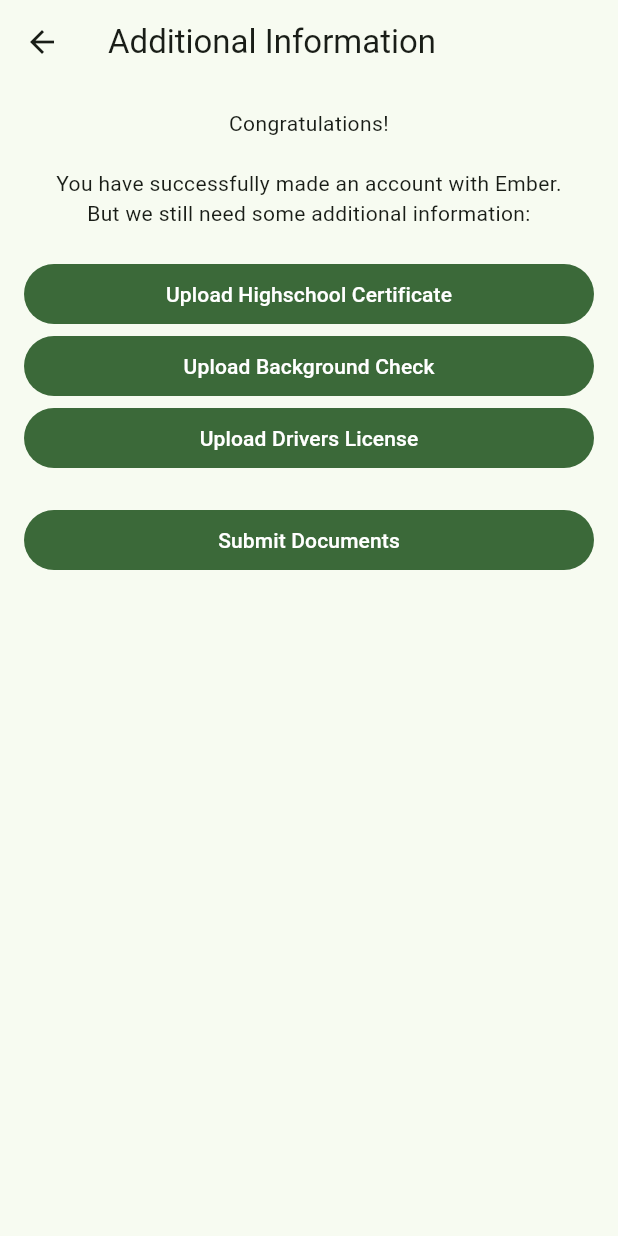
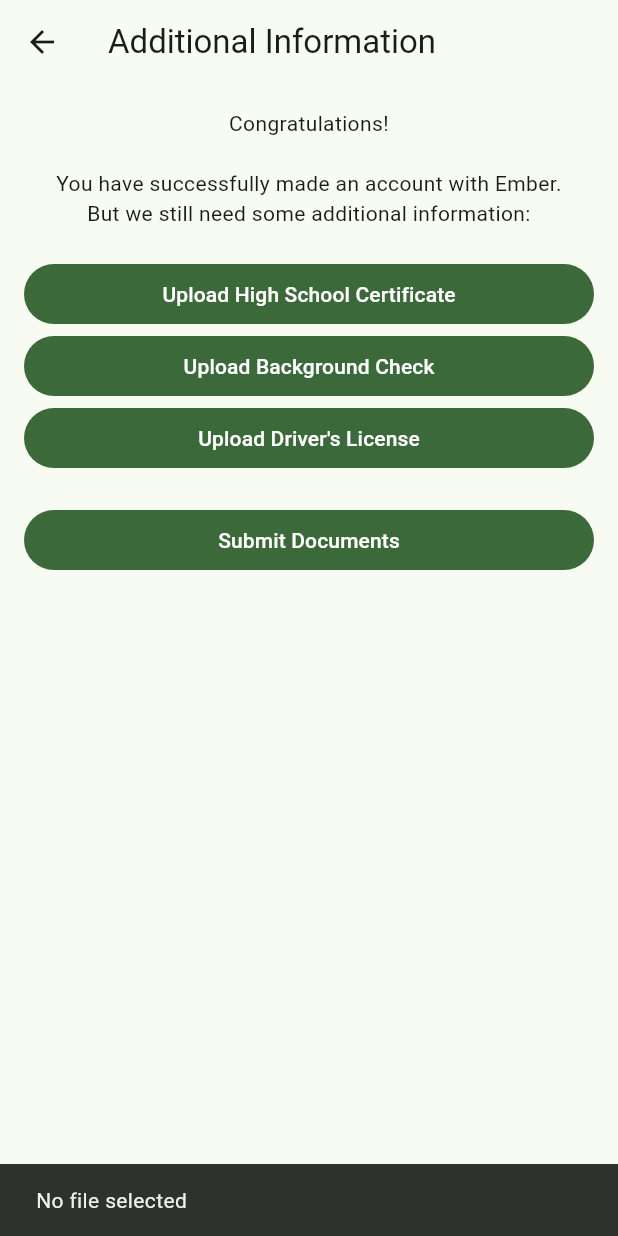
Before and after one commit to jyarala01/sub_app, a Flutter app: the MoreInfoView screen opened by its route, after a tap on "Upload Background Check", on a phone screen of 412 x 824 dp. Run offline on Flutter 3.47's test engine with Material 3 defaults, Android fonts, the phone set to English and light mode, and no system bars; our stand-ins replace file_picker.

Commit message:
added functionality to insert files for high school certificate, background check, and ID

```diff
--- a/lib/main.dart
+++ b/lib/main.dart
@@ -1,4 +1,5 @@
 import 'package:flutter/material.dart';
+import 'package:file_picker/file_picker.dart';
 
 // main flutter function
 void main() {
@@ -71,7 +72,59 @@ class SignUpView extends StatelessWidget {
   }
 }
 
-class MoreInfoView extends StatelessWidget {
+
+class MoreInfoView extends StatefulWidget {
+  @override
+  _MoreInfoViewState createState() => _MoreInfoViewState();
+}
+
+class _MoreInfoViewState extends State<MoreInfoView> {
+  String? highSchoolCertificatePath;
+  String? backgroundCheckPath;
+  String? driversLicensePath;
+
+  Future<void> pickFile(String documentType) async {
+    FilePickerResult? result = await FilePicker.platform.pickFiles();
+    if (result != null && result.files.single.path != null) {
+      setState(() {
+        if (documentType == 'HighSchoolCertificate') {
+          highSchoolCertificatePath = result.files.single.path;
+        } else if (documentType == 'BackgroundCheck') {
+          backgroundCheckPath = result.files.single.path;
+        } else if (documentType == 'DriversLicense') {
+          driversLicensePath = result.files.single.path;
+        }
+      });
+    } else {
+      // Handle case where user cancels the file picker
+      ScaffoldMessenger.of(context).showSnackBar(
+        SnackBar(content: Text('No file selected')),
+      );
+    }
+  }
+
+  void submitDocuments() {
+    if (highSchoolCertificatePath == null ||
+        backgroundCheckPath == null ||
+        driversLicensePath == null) {
+      ScaffoldMessenger.of(context).showSnackBar(
+        SnackBar(content: Text('Please upload all required documents.')),
+      );
+    } else {
+      // Implement your upload logic here
+      print('High School Certificate: $highSchoolCertificatePath');
+      print('Background Check: $backgroundCheckPath');
+      print('Driver\'s License: $driversLicensePath');
+
+      ScaffoldMessenger.of(context).showSnackBar(
+        SnackBar(content: Text('Documents submitted successfully!')),
+      );
+
+      // Navigate to thank you page
+      Navigator.pushNamed(context, '/thank_you');
+    }
+  }
+
   @override
   Widget build(BuildContext context) {
     return Scaffold(
@@ -87,12 +140,27 @@ class MoreInfoView extends StatelessWidget {
               textAlign: TextAlign.center,
             ),
             SizedBox(height: 20),
-            FilledButton(onPressed: () {}, child: Text('Upload Highschool Certificate')),
-            FilledButton(onPressed: () {}, child: Text('Upload Background Check')),
-            FilledButton(onPressed: () {}, child: Text('Upload Drivers License')),
+            FilledButton(
+              onPressed: () => pickFile('HighSchoolCertificate'),
+              child: Text(highSchoolCertificatePath == null
+                  ? 'Upload High School Certificate'
+                  : 'Uploaded: ${highSchoolCertificatePath!.split('/').last}'),
+            ),
+            FilledButton(
+              onPressed: () => pickFile('BackgroundCheck'),
+              child: Text(backgroundCheckPath == null
+                  ? 'Upload Background Check'
+                  : 'Uploaded: ${backgroundCheckPath!.split('/').last}'),
+            ),
+            FilledButton(
+              onPressed: () => pickFile('DriversLicense'),
+              child: Text(driversLicensePath == null
+                  ? 'Upload Driver\'s License'
+                  : 'Uploaded: ${driversLicensePath!.split('/').last}'),
+            ),
             SizedBox(height: 20),
             FilledButton(
-              onPressed: () => Navigator.pushNamed(context, '/thank_you'),
+              onPressed: submitDocuments,
               child: Text('Submit Documents'),
             ),
           ],
--- a/pubspec.yaml
+++ b/pubspec.yaml
@@ -30,6 +30,7 @@ environment:
 dependencies:
   flutter:
     sdk: flutter
+  file_picker: ^5.2.7
 
   # The following adds the Cupertino Icons font to your application.
   # Use with the CupertinoIcons class for iOS style icons.
```
Also changed, not shown: pubspec.lock.
